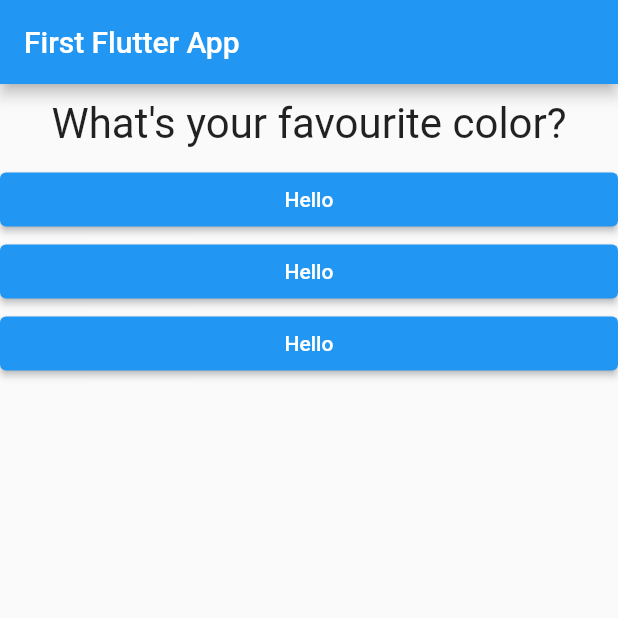
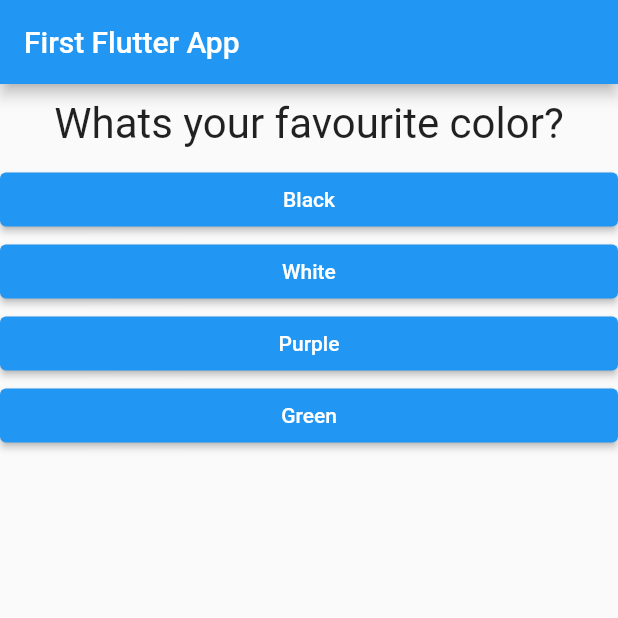
Before and after one commit to sunaranish17/learning-flutter, a Flutter app: the screen it shows after launch, on a phone screen of 412 x 824 dp, the top half of it. Run offline on Flutter 3.47's test engine with Material 2 defaults, Android fonts, the phone set to English and light mode, and no system bars.

Commit message:
Feat: ternary operator added

```diff
--- a/lib/answer.dart
+++ b/lib/answer.dart
@@ -2,15 +2,16 @@ import 'package:flutter/material.dart';
 
 class Answer extends StatelessWidget {
   final VoidCallback selectHandler;
+  final String answerText;
 
-  Answer(this.selectHandler);
+  Answer(this.selectHandler, this.answerText);
 
   @override
   Widget build(BuildContext context) {
     return Container(
       width: double.infinity,
       child: ElevatedButton(
-        child: Text('Hello'),
+        child: Text(answerText),
         onPressed: selectHandler,
         style: ElevatedButton.styleFrom(primary: Colors.blue),
       ),
--- a/lib/main.dart
+++ b/lib/main.dart
@@ -15,6 +15,21 @@ class MyApp extends StatefulWidget {
 }
 
 class _MyAppState extends State<MyApp> {
+  final questions = const [
+    {
+      'questionText': 'Whats your favourite color?',
+      'answers': ['Black', 'White', 'Purple', 'Green'],
+    },
+    {
+      'questionText': 'What\'s your favourite animal?',
+      'answers': ['Tiger', 'Lion', 'Elephant', 'Rhino'],
+    },
+    {
+      'questionText': 'What\'s is your favourite language?',
+      'answers': ['JavaScript', 'Java', 'Python', 'Dart'],
+    },
+  ];
+
   var _questionIndex = 0;
 
   void _answerQuestion() {
@@ -22,29 +37,34 @@ class _MyAppState extends State<MyApp> {
       _questionIndex = _questionIndex + 1;
     });
     print("Question Answered");
+
+    if (_questionIndex < questions.length) {
+      print("We have more questions");
+    }
   }
 
   @override
   Widget build(BuildContext context) {
-    var questions = [
-      'What\'s your favourite color?',
-      'What\'s your favourite animal?',
-    ];
     return MaterialApp(
       home: Scaffold(
         appBar: AppBar(
           title: Text("First Flutter App"),
         ),
-        body: Column(
-          children: [
-            Question(
-              questions[_questionIndex],
-            ),
-            Answer(_answerQuestion),
-            Answer(_answerQuestion),
-            Answer(_answerQuestion),
-          ],
-        ),
+        body: _questionIndex < questions.length
+            ? Column(
+                children: [
+                  Question(
+                    questions[_questionIndex]['questionText'] as String,
+                  ),
+                  ...(questions[_questionIndex]['answers'] as List<String>)
+                      .map((answer) {
+                    return Answer(_answerQuestion, answer);
+                  }).toList()
+                ],
+              )
+            : Center(
+                child: Text("You did it!"),
+              ),
       ),
     );
   }
```
